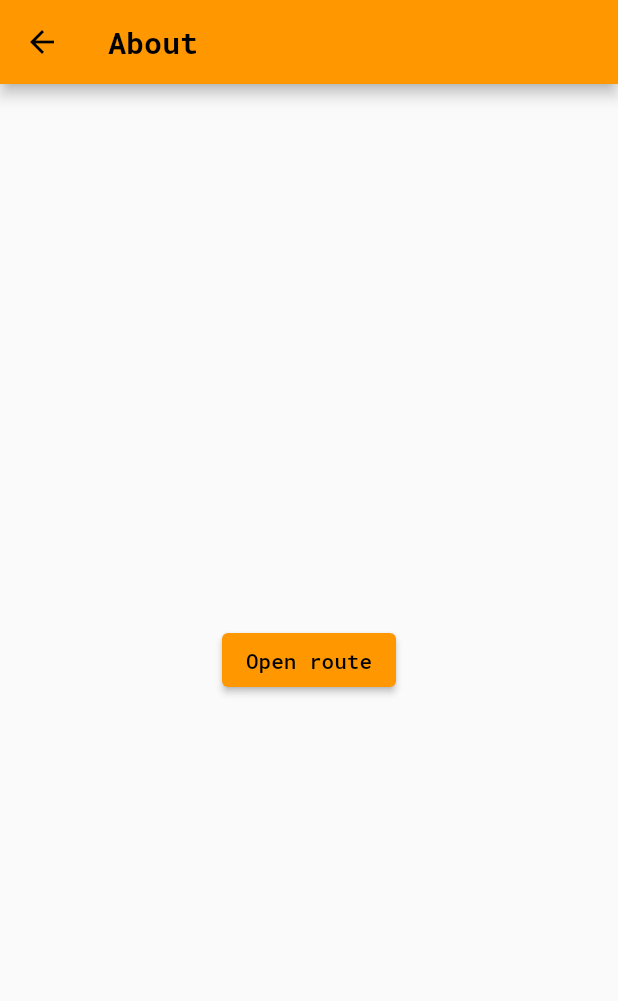
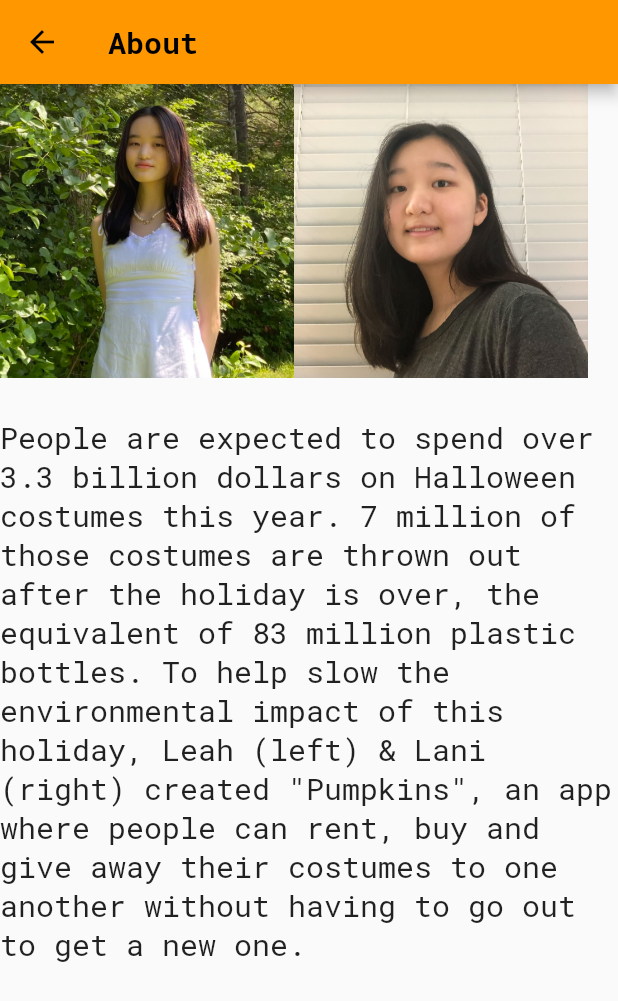
Before and after one commit to LaniW/pumpkins, a Flutter app: the screen it shows after launch, in the side drawer, after a tap on "About", on a phone screen of 412 x 824 dp. Shown: the top 1001 px of the screen. Run offline on Flutter 3.47's test engine with Material 2 defaults, Android fonts, the phone set to English and light mode, and no system bars; our stand-ins replace carousel_slider, google_fonts; network calls fail.

Commit message:
About page

```diff
--- a/lib/screens/about.dart
+++ b/lib/screens/about.dart
@@ -15,9 +15,23 @@ class About extends StatelessWidget {
             )),
       ),
       body: Center(
-        child: ElevatedButton(
-          child: const Text('Open route'),
-          onPressed: () {},
+        child: ListView(
+          children: [
+            Center(
+                child: Row(
+              children: [
+                Image.asset('assets/images/IMG_4212.jpg',
+                    height: 196, width: 196),
+                Image.asset('assets/images/IMG_7891.JPG',
+                    height: 196, width: 196),
+              ],
+            )),
+            const Text('', style: TextStyle(fontSize: 20)),
+            const Center(
+                child: Text(
+                    'People are expected to spend over 3.3 billion dollars on Halloween costumes this year. 7 million of those costumes are thrown out after the holiday is over, the equivalent of 83 million plastic bottles. To help slow the environmental impact of this holiday, Leah (left) & Lani (right) created "Pumpkins", an app where people can rent, buy and give away their costumes to one another without having to go out to get a new one.',
+                    style: TextStyle(fontSize: 20))),
+          ],
         ),
       ),
     );
```
Also changed, not shown: assets/images/IMG_4212.jpg (added), assets/images/IMG_7891.JPG (added).
